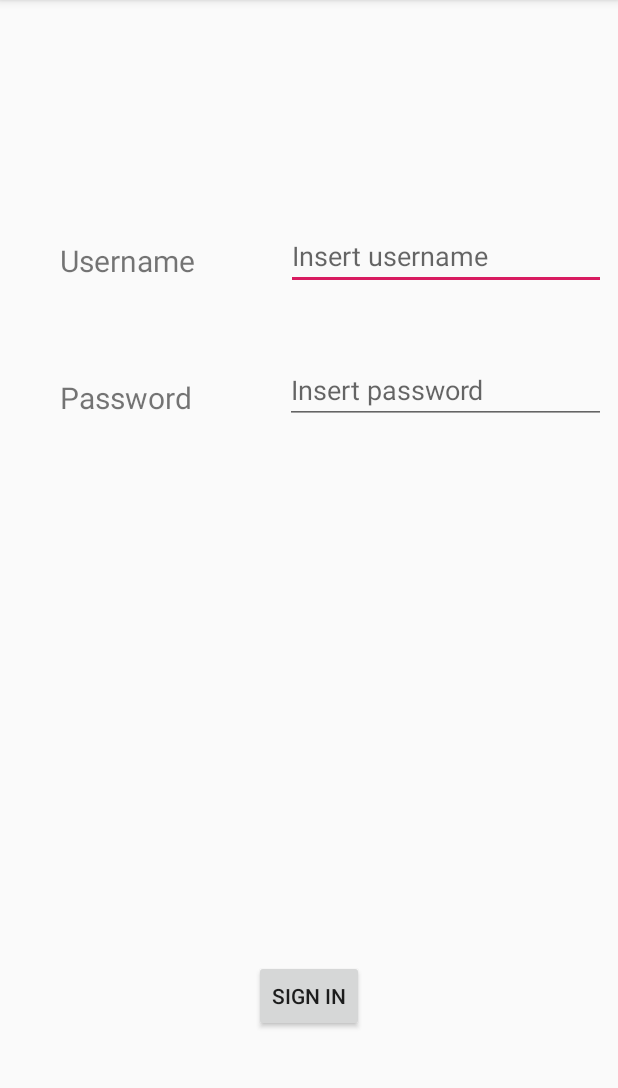
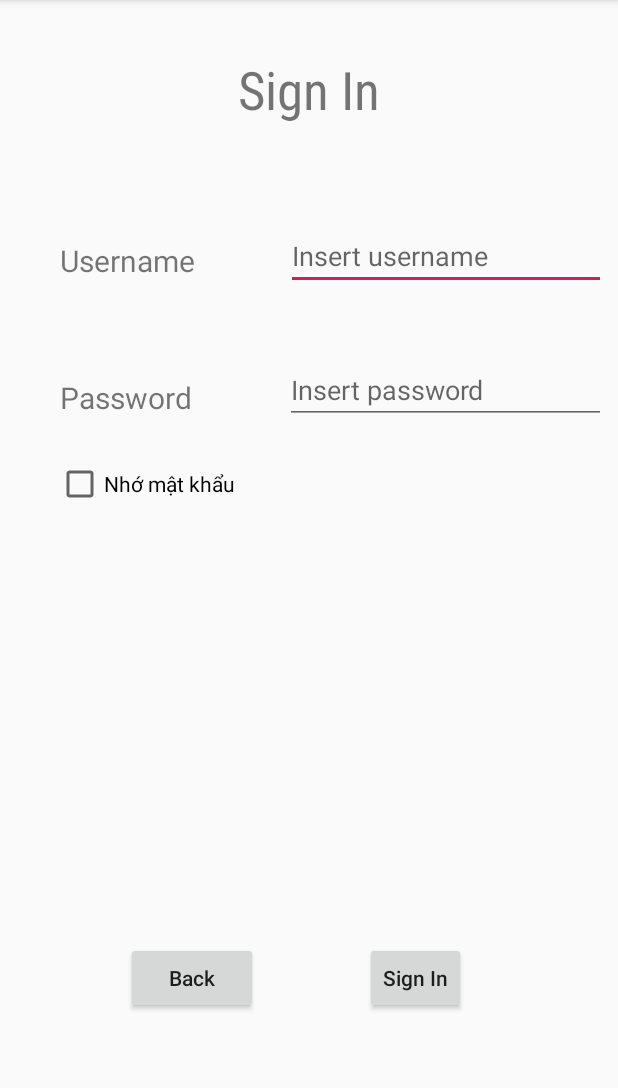
Before and after one commit to chinhquang/FunQuiz, an Android app: the SignInActivity screen opened directly, with no data from a screen before it, on a phone screen of 412 x 824 dp, the part 84-1172 px from its top. Run offline under Robolectric (Android 15) with nearby library versions, the phone set to English and light mode, and no system bars.

```diff
--- a/app/src/main/AndroidManifest.xml
+++ b/app/src/main/AndroidManifest.xml
@@ -22,8 +22,9 @@
             </intent-filter>
         </activity>
         <activity android:name=".SignInActivity" />
-        <activity android:name=".SignUpActivity"></activity>
-        <activity android:name=".QuizAcitivity"></activity>
+        <activity android:name=".SignUpActivity" />
+        <activity android:name=".QuizAcitivity" />
+        <activity android:name=".OptionsActivity"></activity>
     </application>
 
 </manifest>
--- a/app/src/main/java/com/example/chinhtrinhquang/funquiz/SignInActivity.java
+++ b/app/src/main/java/com/example/chinhtrinhquang/funquiz/SignInActivity.java
@@ -17,6 +17,7 @@ public class SignInActivity extends AppCompatActivity {
     EditText txtUsername;
     EditText txtPassword;
     Button btnSignIn;
+    Button btnBack;
     Database database;
     @Override
     protected void onCreate(Bundle savedInstanceState) {
@@ -42,7 +43,7 @@ public class SignInActivity extends AppCompatActivity {
                         Toast.makeText(getContext(),"Loggin successfully",Toast.LENGTH_SHORT).show();
                         data.close();
 
-                        Intent intent = new Intent(getApplication(), QuizAcitivity.class);
+                        Intent intent = new Intent(getApplication(), OptionsActivity.class);
                         startActivity(intent);
                     }else{
                         data.close();
@@ -53,6 +54,14 @@ public class SignInActivity extends AppCompatActivity {
 
             }
         });
+
+        btnBack.setOnClickListener(new View.OnClickListener() {
+            @Override
+            public void onClick(View v) {
+                Intent intent = new Intent(getApplication(), MenuActivity.class);
+                startActivity(intent);
+            }
+        });
     }
 
     Context getContext() {return this;}
@@ -61,6 +70,7 @@ public class SignInActivity extends AppCompatActivity {
         txtUsername = (EditText)findViewById(R.id.txtUsername);
         txtPassword = (EditText)findViewById(R.id.txtPassword);
         btnSignIn = (Button)findViewById(R.id.btnSignIn);
+        btnBack = (Button) findViewById(R.id.btnBack);
     }
 
 }
--- a/app/src/main/res/layout/sign_in.xml
+++ b/app/src/main/res/layout/sign_in.xml
@@ -39,10 +39,12 @@
         android:layout_marginLeft="8dp"
         android:layout_marginEnd="8dp"
         android:layout_marginRight="8dp"
-        android:layout_marginBottom="80dp"
+        android:layout_marginBottom="92dp"
         android:text="Sign In"
+        android:textAllCaps="false"
         app:layout_constraintBottom_toBottomOf="parent"
         app:layout_constraintEnd_toEndOf="parent"
+        app:layout_constraintHorizontal_bias="0.716"
         app:layout_constraintStart_toStartOf="parent" />
 
     <EditText
@@ -78,4 +80,52 @@
         app:layout_constraintHorizontal_bias="1.0"
         app:layout_constraintStart_toEndOf="@+id/textView2"
         app:layout_constraintTop_toBottomOf="@+id/txtUsername" />
+
+    <TextView
+        android:id="@+id/textView6"
+        android:layout_width="wrap_content"
+        android:layout_height="0dp"
+        android:layout_marginStart="8dp"
+        android:layout_marginLeft="8dp"
+        android:layout_marginTop="36dp"
+        android:layout_marginEnd="8dp"
+        android:layout_marginRight="8dp"
+        android:text="Sign In"
+        android:textAllCaps="false"
+        android:fontFamily="sans-serif-condensed"
+        android:textSize="35dp"
+        app:layout_constraintEnd_toEndOf="parent"
+        app:layout_constraintStart_toStartOf="parent"
+        app:layout_constraintTop_toTopOf="parent" />
+
+    <Button
+        android:id="@+id/btnBack"
+        android:layout_width="wrap_content"
+        android:layout_height="wrap_content"
+        android:layout_marginStart="8dp"
+        android:layout_marginLeft="8dp"
+        android:layout_marginEnd="8dp"
+        android:layout_marginRight="8dp"
+        android:layout_marginBottom="92dp"
+        android:text="Back"
+        android:textAllCaps="false"
+        app:layout_constraintBottom_toBottomOf="parent"
+        app:layout_constraintEnd_toStartOf="@+id/btnSignIn"
+        app:layout_constraintHorizontal_bias="0.546"
+        app:layout_constraintStart_toStartOf="parent" />
+
+    <CheckBox
+        android:id="@+id/checkBox"
+        android:layout_width="wrap_content"
+        android:layout_height="wrap_content"
+        android:layout_marginStart="8dp"
+        android:layout_marginLeft="8dp"
+        android:layout_marginTop="28dp"
+        android:layout_marginEnd="8dp"
+        android:layout_marginRight="8dp"
+        android:text="Nhớ mật khẩu"
+        app:layout_constraintEnd_toEndOf="parent"
+        app:layout_constraintHorizontal_bias="0.105"
+        app:layout_constraintStart_toStartOf="parent"
+        app:layout_constraintTop_toBottomOf="@+id/textView2" />
 </android.support.constraint.ConstraintLayout>
```
Also changed, not shown: app/src/main/java/com/example/chinhtrinhquang/funquiz/OptionsActivity.java (added, +27 -0 lines), app/src/main/res/layout/options.xml (added, +65 -0 lines), app/src/main/res/layout/sign_up.xml (+18 -0 lines).
